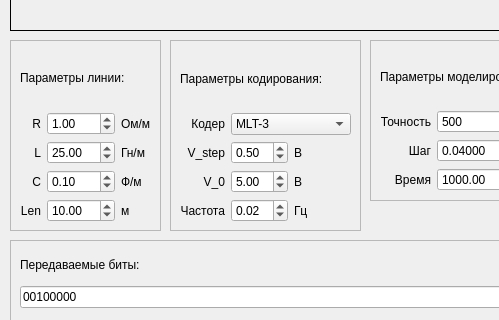
Qt form demo/mainwindow.ui (bestialyokel/diplom) before a commit; both pictures show x 0 to 499 and y 290 to 610 of the 800 by 610 pixel window.
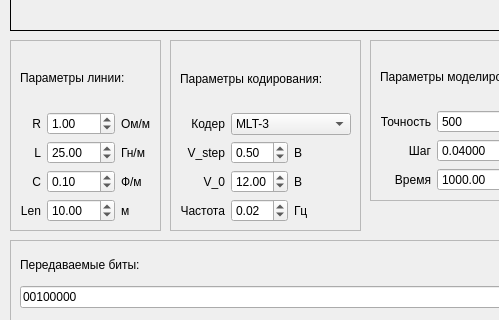
The same form after that commit. Custom widgets are drawn as their Qt base class.

Diff of the .ui file:
```diff
--- a/demo/mainwindow.ui
+++ b/demo/mainwindow.ui
@@ -513,7 +513,7 @@
          <double>0.500000000000000</double>
         </property>
         <property name="value">
-         <double>5.000000000000000</double>
+         <double>12.000000000000000</double>
         </property>
        </widget>
       </item>
```
